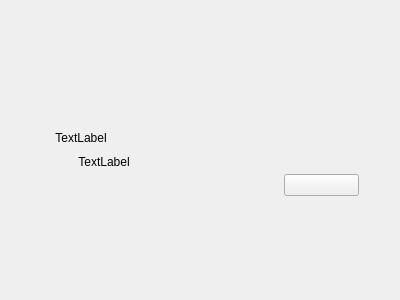
Above: ibed/controls/serverethwidget.ui from semerlin/ibed before the change. Below: the same form after it.
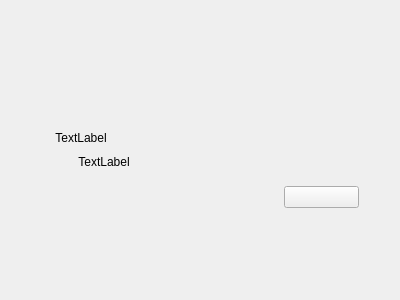
That is the form after the change. Custom widgets are drawn as their Qt base class.

```diff
--- a/ibed/controls/serverethwidget.ui
+++ b/ibed/controls/serverethwidget.ui
@@ -142,6 +142,28 @@
          <property name="orientation">
           <enum>Qt::Vertical</enum>
          </property>
+         <property name="sizeType">
+          <enum>QSizePolicy::Fixed</enum>
+         </property>
+         <property name="sizeHint" stdset="0">
+          <size>
+           <width>20</width>
+           <height>18</height>
+          </size>
+         </property>
+        </spacer>
+       </item>
+       <item>
+        <widget class="LabelLineEdit" name="widgetDevice" native="true"/>
+       </item>
+       <item>
+        <spacer name="verticalSpacer_7">
+         <property name="orientation">
+          <enum>Qt::Vertical</enum>
+         </property>
+         <property name="sizeType">
+          <enum>QSizePolicy::Expanding</enum>
+         </property>
          <property name="sizeHint" stdset="0">
           <size>
            <width>20</width>
```
